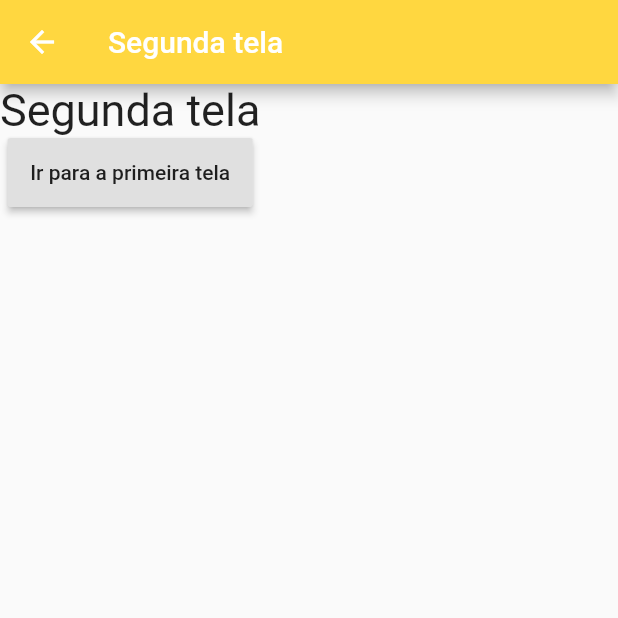
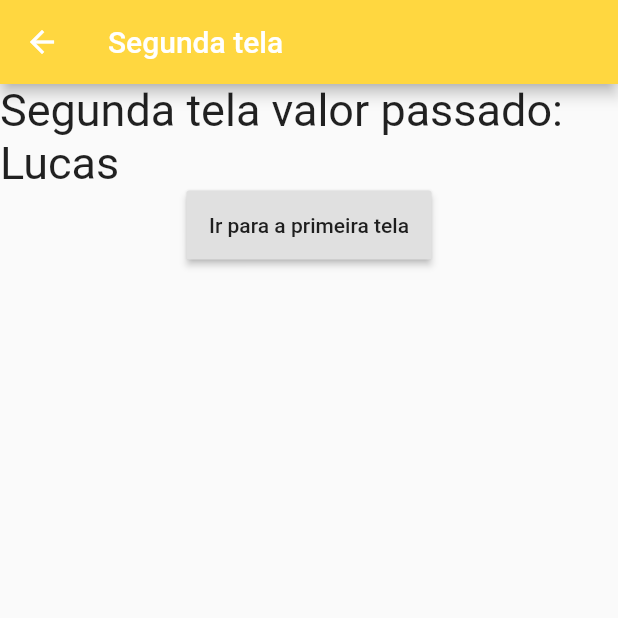
Before and after one commit to lucasmcar/aulas_flutter, a Flutter app: the screen it shows after launch, after a tap on "Ir para a segunda tela", on a phone screen of 412 x 824 dp, the top half of it. Run offline on Flutter 3.47's test engine with Material 2 defaults, Android fonts, the phone set to English and light mode, and no system bars.

Commit message:
Passando valores entre as telas

```diff
--- a/navigation_app/lib/main.dart
+++ b/navigation_app/lib/main.dart
@@ -4,7 +4,7 @@
 void main() {
   runApp(MaterialApp(
       initialRoute: "/",
-      routes: {"/secundaria": (context) => TelaSecundaria()},
+      routes: {"/secundaria": (context) => TelaSecundaria(valor: "Lucas")},
       home: const TelaPrincipal()));
 }
 
@@ -32,7 +32,11 @@
               padding: const EdgeInsets.all(15),
               child: const Text("Ir para a segunda tela"),
               onPressed: () {
-                Navigator.pushNamed(context, "/secundaria");
+                Navigator.push(
+                  context,
+                  MaterialPageRoute(
+                      builder: (context) => TelaSecundaria(valor: "Lucas")),
+                );
               },
             ),
           ],
--- a/navigation_app/lib/tela_secundaria.dart
+++ b/navigation_app/lib/tela_secundaria.dart
@@ -1,7 +1,8 @@
 import 'package:flutter/material.dart';
 
 class TelaSecundaria extends StatefulWidget {
-  const TelaSecundaria({Key? key}) : super(key: key);
+  String valor;
+  TelaSecundaria({required this.valor});
 
   @override
   _TelaSecundariaState createState() => _TelaSecundariaState();
@@ -17,8 +18,8 @@
         ),
         body: Container(
           child: Column(children: <Widget>[
-            const Text(
-              "Segunda tela",
+            Text(
+              "Segunda tela valor passado: ${widget.valor}",
               style: TextStyle(fontSize: 30),
             ),
             // ignore: deprecated_member_use
```
